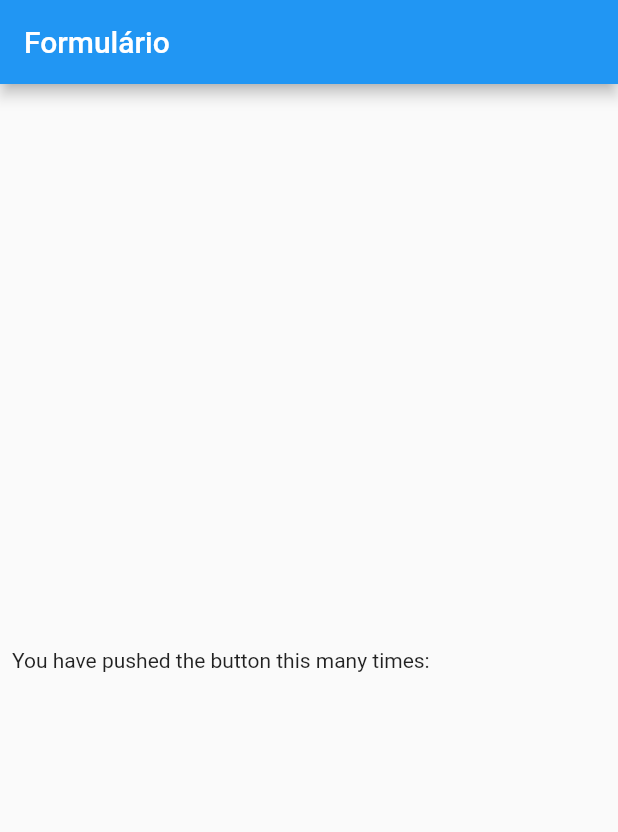
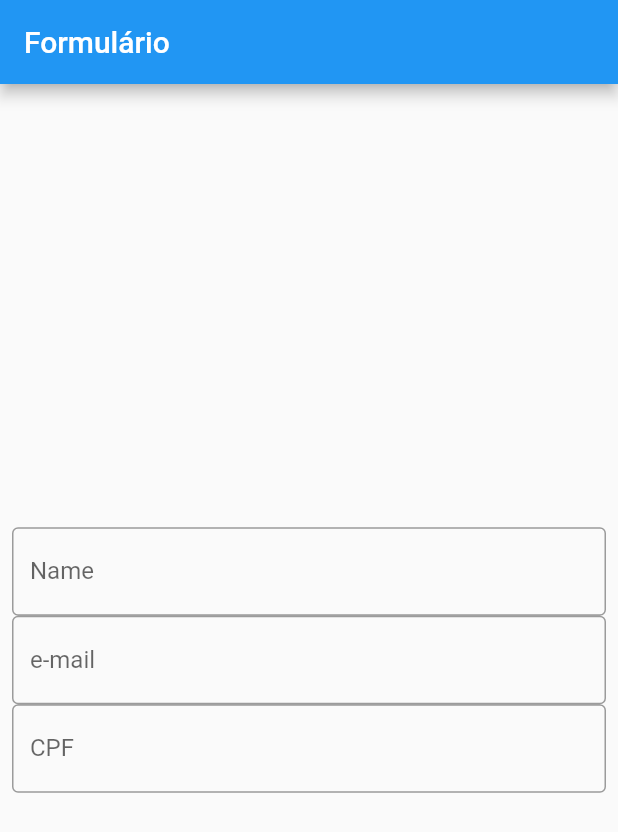
Before and after one commit to rlucioda/mobx_example, a Flutter app: the screen it shows after launch, on a phone screen of 412 x 824 dp. Shown: the top 832 px of the screen. Run offline on Flutter 3.47's test engine with Material 2 defaults, Android fonts, the phone set to English and light mode, and no system bars; our stand-ins replace flutter_mobx, mobx; generated files the repository leaves out were written again.

```diff
--- a/lib/home.dart
+++ b/lib/home.dart
@@ -12,11 +12,13 @@ class _MyHomePageState extends State<MyHomePage> {
 
   @override
   Widget build(BuildContext context) {
-    _textField({String labelText, onChanged}) {
+    _textField({String labelText, onChanged, String Function() errorText}) {
       return TextField(
         onChanged: onChanged,
-        decoration:
-            InputDecoration(border: OutlineInputBorder(), labelText: labelText),
+        decoration: InputDecoration(
+            border: OutlineInputBorder(),
+            labelText: labelText,
+            errorText: errorText == null ? null : errorText()),
       );
     }
 
@@ -29,10 +31,12 @@ class _MyHomePageState extends State<MyHomePage> {
         child: Column(
           mainAxisAlignment: MainAxisAlignment.center,
           children: <Widget>[
-            Text(
-              'You have pushed the button this many times:',
-            ),
-            // Wrapping in the Observer will automatically re-render on changes to counter.value
+            Observer(builder: (_) {
+              return _textField(
+                  labelText: 'Name', onChanged: controller.client.changeName);
+            }),
+            _textField(labelText: 'e-mail'),
+            _textField(labelText: 'CPF'),
           ],
         ),
       ),
```
